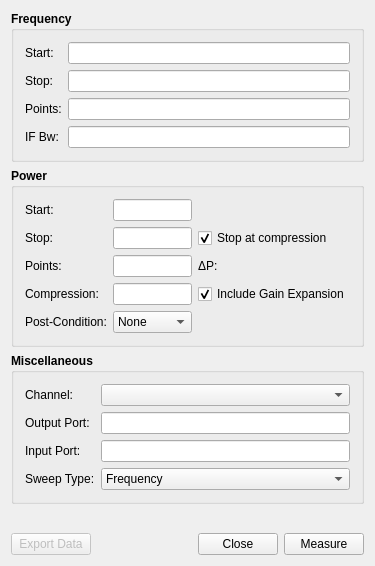
The window that Application/mainwindow.ui (Terrabits/PACompressionTest) describes before a commit, drawn with Qt 5.
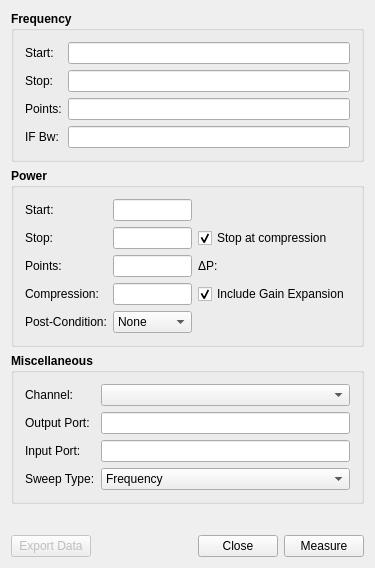
The same window after the commit. The open tabs and pages were chosen to show the change. Icons and pictures are not drawn. Custom widgets are drawn as their Qt base class.

```diff
--- a/Application/mainwindow.ui
+++ b/Application/mainwindow.ui
@@ -10,7 +10,7 @@
     <x>0</x>
     <y>0</y>
     <width>375</width>
-    <height>505</height>
+    <height>568</height>
    </rect>
   </property>
   <property name="windowTitle">
```
Left out of the diff: 5 changed lines with no effect on the pictures.
